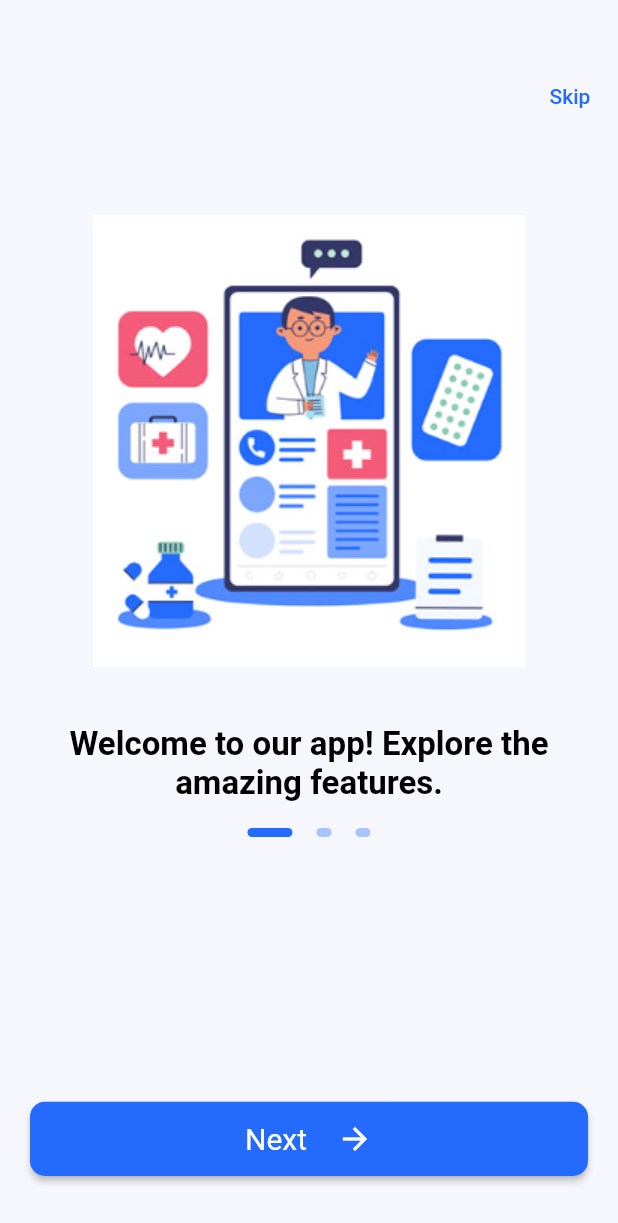
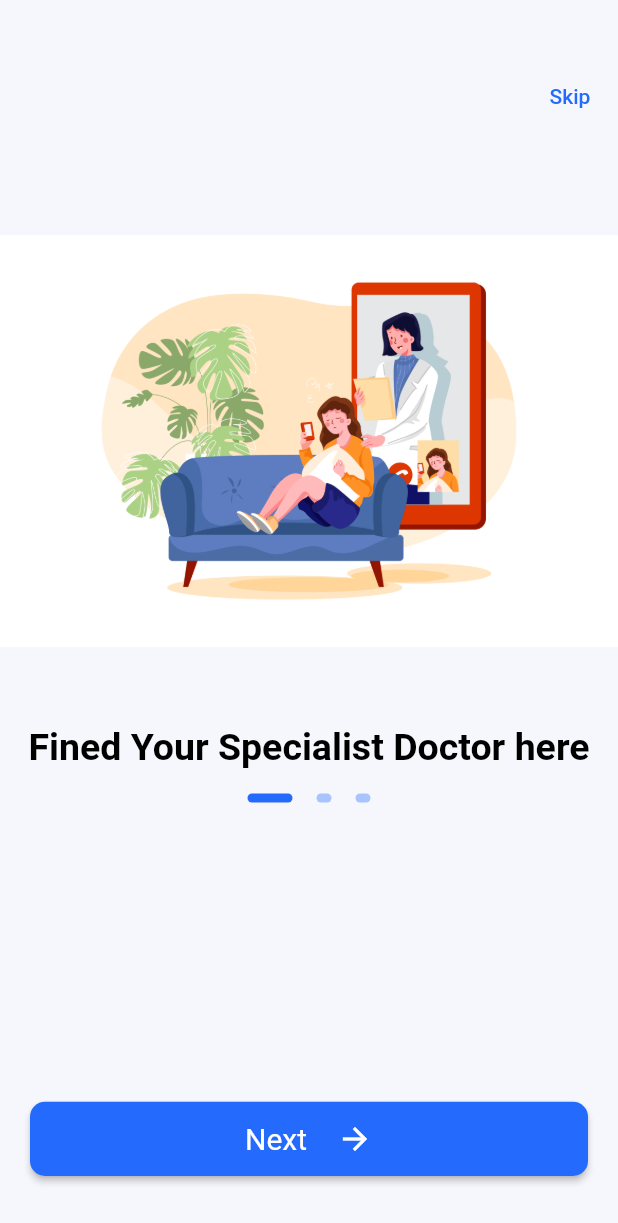
Before and after one commit to Rayankrachni/consultation_medical, a Flutter app: the screen it shows after launch, on a phone screen of 412 x 824 dp. Shown: the top 1223 px of the screen. Run offline on Flutter 3.47's test engine with Material 2 defaults, Android fonts, the phone set to English and light mode, and no system bars; our stand-ins replace connectivity_plus, dio, easy_localization, fluttertoast, page_transition, shared_preferences; missing offline and left inert: chip_list; Roboto replaces fonts that are missing (ZonaPro-ExtraLight).

Commit message:
update
update

```diff
--- /dev/null
+++ b/assets/local/el.json
@@ -0,0 +1,11 @@
+{
+  "splash": {
+    "loading": "Loading ..."
+  },
+  "name": "name12",
+  "onBoarding": {
+    "title1": "Fined Your Specialist \n Doctor here",
+    "title2": "Easy to Contacting \n your Doctor",
+    "title3": "Book face to face \n appointments"
+  }
+}
--- a/lib/core/styles/app_colors.dart
+++ b/lib/core/styles/app_colors.dart
@@ -32,3 +32,4 @@ const Color typing = Color(0xff5089FD);
 
 
 const Color witeColor2 = Color(0xffF6F7FC);
+const Color witeColor3 = Color(0xffE8E9EA);
--- a/lib/features/screens/authentication/views/loginScreen.dart
+++ b/lib/features/screens/authentication/views/loginScreen.dart
@@ -66,7 +66,7 @@ class LoginScreen extends StatelessWidget {
                   mainAxisAlignment: MainAxisAlignment.spaceBetween,
                   children: [
                     Container(
-                      width: 170,
+                      width: 180,
                       height: 50,
                       decoration: BoxDecoration(
                           color:Theme.of(context).cardColor,
@@ -94,11 +94,11 @@ class LoginScreen extends StatelessWidget {
                       ),
                     ),
                     Container(
-                      width: 170,
+                      width: 180,
                       height:50,
                       decoration: BoxDecoration(
                           color:Theme.of(context).cardColor,
-                          borderRadius:const BorderRadius.all(Radius.circular(10)),
+                          borderRadius:const BorderRadius.all(Radius.circular(5)),
                           boxShadow: [
                             BoxShadow(
                                 color: Colors.grey.withOpacity(0.2),
--- a/lib/features/screens/onBording/onBoarding.dart
+++ b/lib/features/screens/onBording/onBoarding.dart
@@ -20,7 +20,7 @@ class _OnBoardingState extends State<OnBoarding> {
   final PageController _pageController = PageController();
   int _currentPage = 0;
   List<String> _titles = ['onBoarding.title1'.tr(), 'onBoarding.title2'.tr(),'onBoarding.title3'.tr()];
-  List<String> _imgs = ['onBoarding.title1'.tr(), 'onBoarding.title2'.tr(),'onBoarding.title3'.tr()];
+  List<String> _imgs = ['assets/images/onBorad1.png', 'assets/images/onBorad2.png','assets/images/onBorad3.png'];
   List<String> _descriptions = [
     "Welcome to our app! Explore the amazing features.",
     "Discover a world of possibilities with our app.",
@@ -66,17 +66,17 @@ class _OnBoardingState extends State<OnBoarding> {
                           SizedBox(height: AppSize.height*0.05),
                           Container(
                             height: AppSize.height*0.4,
-                            width: AppSize.height*0.4,
-                            child:  Image.asset("assets/images/onBoarding2.PNG"),  ),
+                            width: AppSize.height*0.9,
+                            child:  Image.asset(_imgs[index]),  ),
                           SizedBox(height: AppSize.height*0.03,),
                           Padding(
-                            padding: const EdgeInsets.only(left: 15.0,right: 15),
+                            padding: const EdgeInsets.only(left: 0.0,right: 0),
                             child: Text(
-                              _descriptions[index],
+                              _titles[index],
 
 
                               style: TextStyle(
-                                  fontSize: 22,fontWeight: FontWeight.bold,fontFamily: 'ZonaPro-ExtraLight',color: Colors.black
+                                  fontSize: 25,fontWeight: FontWeight.bold,fontFamily: 'ZonaPro-ExtraLight',color: Colors.black
                               ),
 
                               textAlign: TextAlign.center,
--- a/lib/main.dart
+++ b/lib/main.dart
@@ -11,8 +11,8 @@ void main() async {
   runApp(
 
       EasyLocalization(
-          supportedLocales:const [Locale('en', 'US')],
-          path: 'assets/local/en-US.json', // <-- change the path of the translation files
+          supportedLocales:const [Locale('en', 'US'),Locale('el', '')],
+          path: 'assets/local', // <-- change the path of the translation files
           fallbackLocale:const Locale('en', 'US'),
           saveLocale: true,// Set the initial locale
           child: const MyApp(),));
@@ -53,6 +53,9 @@ class _MyAppState extends State<MyApp> {
               return MaterialApp(
                   title: 'Flutter Demo',
                   debugShowCheckedModeBanner: false,
+                  localizationsDelegates: context.localizationDelegates,
+                  supportedLocales: context.supportedLocales,
+                  locale: context.locale,
                   theme: appModel.darkTheme ? buildDarkTheme() : buildLightTheme(context),
 
                   home:  SplashScreen()
```
Also changed, not shown: lib/features/screens/authentication/views/registerScreen.dart (+4 -4 lines), lib/features/screens/homePage/views/home.dart (+31 -9 lines), lib/features/screens/searchScreen/searchScreen.dart (+27 -9 lines), lib/features/widgets/card_search_widget.dart (+32 -12 lines), pubspec.yaml (+5 -2 lines), assets/images/onBorad1.png (added), assets/images/onBorad2.png (added), assets/images/onBorad3.png (added).
